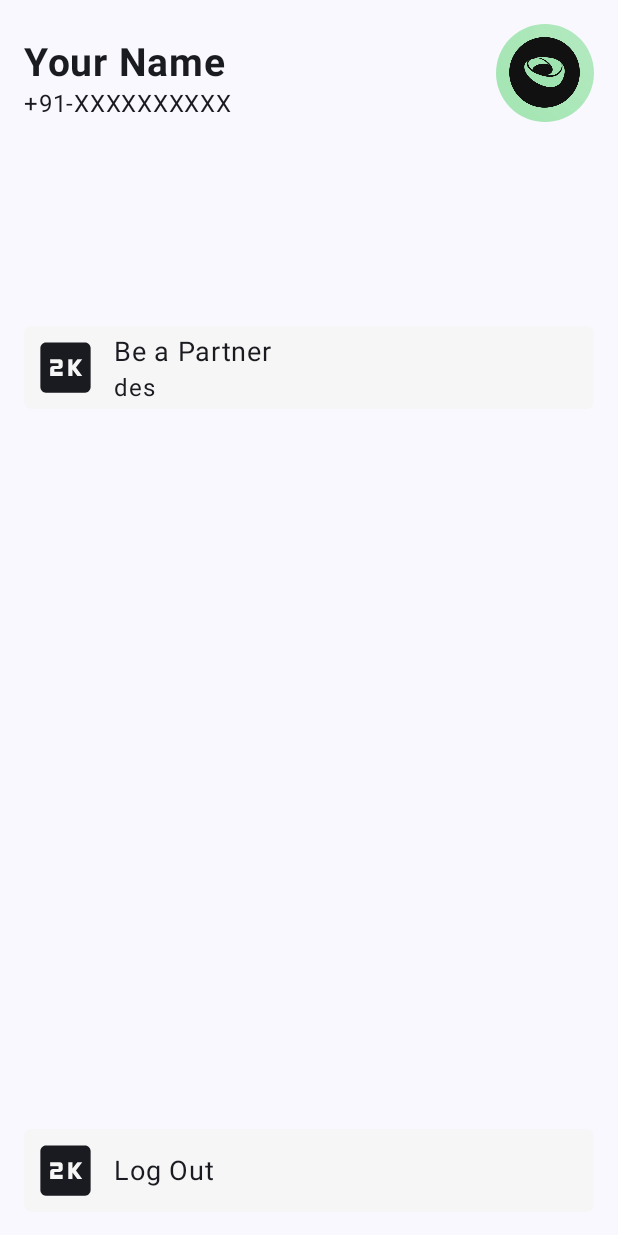
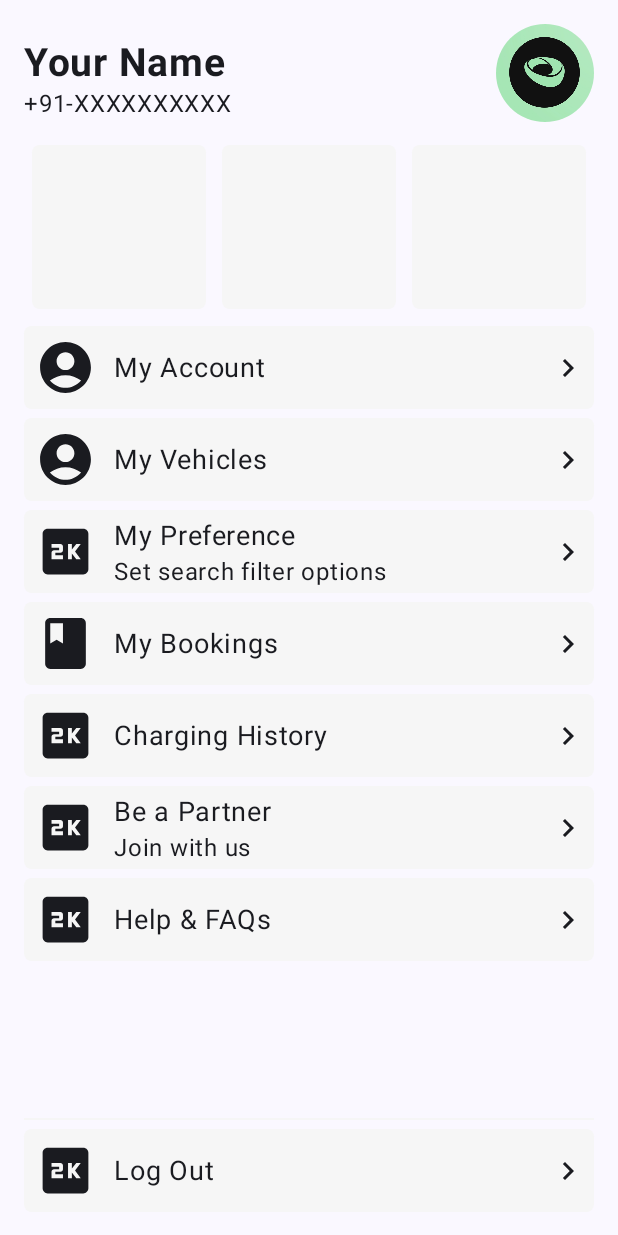
Before and after one commit to blazebizz/EvChargingAndroid, an Android app built with Jetpack Compose: the composable SideNavigationScreen shown on its own in the app's theme, on a phone screen of 412 x 824 dp. Run offline under Robolectric (Android 15) with nearby library versions, the phone set to English and light mode, and no system bars; our stand-ins replace Dagger/Hilt's generated code, Firebase (no records; nobody signed in at launch, a user with empty details on screens opened directly), accompanist.

Commit message:
changes in side navigation page

```diff
--- a/app/src/main/java/com/blaze/classicbeat/MainActivity.kt
+++ b/app/src/main/java/com/blaze/classicbeat/MainActivity.kt
@@ -108,7 +108,6 @@ fun MainActivityScreen(lifecycleScope: LifecycleCoroutineScope) {
             onUnAvailable = { isInternetAvailable.value = false },
             onLosing = { isInternetAvailable.value = false },
             onLost = { isInternetAvailable.value = false })
-
         Surface(
             modifier = Modifier.fillMaxSize(), color = MaterialTheme.colorScheme.background
         ) {
--- a/core/ui/src/main/java/com/blaze/core/ui/CoreUiViewModel.kt
+++ b/core/ui/src/main/java/com/blaze/core/ui/CoreUiViewModel.kt
@@ -11,7 +11,7 @@ import javax.inject.Inject
 
 @HiltViewModel
 class CoreUiViewModel @Inject constructor(): ViewModel(){
-    val isInternetAvailable: MutableState<Boolean> = mutableStateOf(false)
+    val isInternetAvailable: MutableState<Boolean> = mutableStateOf(true)
     internal val snackbarValue :MutableState<Pair<Boolean,String>> = mutableStateOf(Pair(false, ""))
     internal val toast :MutableState<String> = mutableStateOf( "Welcome")
 
--- /dev/null
+++ b/core/ui/src/main/java/com/blaze/core/ui/components/SideNavigationItem.kt
@@ -0,0 +1,67 @@
+package com.blaze.core.ui.components
+
+import androidx.compose.foundation.background
+import androidx.compose.foundation.clickable
+import androidx.compose.foundation.layout.Arrangement
+import androidx.compose.foundation.layout.Column
+import androidx.compose.foundation.layout.Row
+import androidx.compose.foundation.layout.Spacer
+import androidx.compose.foundation.layout.aspectRatio
+import androidx.compose.foundation.layout.fillMaxHeight
+import androidx.compose.foundation.layout.fillMaxWidth
+import androidx.compose.foundation.layout.height
+import androidx.compose.foundation.layout.padding
+import androidx.compose.foundation.layout.width
+import androidx.compose.foundation.shape.RoundedCornerShape
+import androidx.compose.material3.Icon
+import androidx.compose.material3.Text
+import androidx.compose.runtime.Composable
+import androidx.compose.ui.Alignment
+import androidx.compose.ui.Modifier
+import androidx.compose.ui.draw.clip
+import androidx.compose.ui.res.painterResource
+import androidx.compose.ui.unit.dp
+import androidx.compose.ui.unit.sp
+import com.blaze.core.ui.R
+import com.blaze.core.ui.ui.theme.SeaSalt
+
+@Composable
+fun SideNavigationItem(
+    image: Int, title: String, des: String = "", onClick: () -> Unit = {}
+) {
+    Row(
+        Modifier
+            .clickable { onClick() }
+            .fillMaxWidth()
+            .padding(top = 6.dp)
+            .height(55.dp)
+            .background(
+                SeaSalt, RoundedCornerShape(5.dp)
+            )
+//            .border(1.dp, color = MarbleWhite, RoundedCornerShape(5.dp))
+            .padding(5.dp), verticalAlignment = Alignment.CenterVertically) {
+        Icon(
+            painter = painterResource(id = image),
+            contentDescription = null,
+            modifier = Modifier
+                .padding(2.dp)
+                .fillMaxHeight()
+                .aspectRatio(1f)
+                .clip(RoundedCornerShape(5.dp))
+
+        )
+        Spacer(modifier = Modifier.width(10.dp))
+        Column(
+            Modifier
+                .fillMaxHeight()
+                .align(Alignment.CenterVertically),
+            verticalArrangement = Arrangement.Center
+        ) {
+            Text(text = title, fontSize = 18.sp)
+            if (des.isNotEmpty()) Text(text = des)
+        }
+        Spacer(modifier = Modifier.weight(1f))
+
+        Icon(painter = painterResource(id = R.drawable.arrow_right_24), contentDescription = null)
+    }
+}
--- /dev/null
+++ b/core/ui/src/main/res/drawable/arrow_right_24.xml
@@ -0,0 +1,5 @@
+<vector android:autoMirrored="true" android:height="24dp"
+    android:tint="#000000" android:viewportHeight="24"
+    android:viewportWidth="24" android:width="24dp" xmlns:android="http://schemas.android.com/apk/res/android">
+    <path android:fillColor="@android:color/white" android:pathData="M8.59,16.59L13.17,12 8.59,7.41 10,6l6,6 -6,6 -1.41,-1.41z"/>
+</vector>
--- /dev/null
+++ b/core/ui/src/main/res/drawable/baseline_account_circle_24.xml
@@ -0,0 +1,5 @@
+<vector android:height="24dp" android:tint="#000000"
+    android:viewportHeight="24" android:viewportWidth="24"
+    android:width="24dp" xmlns:android="http://schemas.android.com/apk/res/android">
+    <path android:fillColor="@android:color/white" android:pathData="M12,2C6.48,2 2,6.48 2,12s4.48,10 10,10s10,-4.48 10,-10S17.52,2 12,2zM12,6c1.93,0 3.5,1.57 3.5,3.5S13.93,13 12,13s-3.5,-1.57 -3.5,-3.5S10.07,6 12,6zM12,20c-2.03,0 -4.43,-0.82 -6.14,-2.88C7.55,15.8 9.68,15 12,15s4.45,0.8 6.14,2.12C16.43,19.18 14.03,20 12,20z"/>
+</vector>
--- /dev/null
+++ b/core/ui/src/main/res/drawable/baseline_book_24.xml
@@ -0,0 +1,5 @@
+<vector android:height="24dp" android:tint="#000000"
+    android:viewportHeight="24" android:viewportWidth="24"
+    android:width="24dp" xmlns:android="http://schemas.android.com/apk/res/android">
+    <path android:fillColor="@android:color/white" android:pathData="M18,2H6c-1.1,0 -2,0.9 -2,2v16c0,1.1 0.9,2 2,2h12c1.1,0 2,-0.9 2,-2V4c0,-1.1 -0.9,-2 -2,-2zM6,4h5v8l-2.5,-1.5L6,12V4z"/>
+</vector>
--- a/feature/dashboard/src/main/java/com/blaze/feature/dashboard/screen/sidenav/SideNavigationScreen.kt
+++ b/feature/dashboard/src/main/java/com/blaze/feature/dashboard/screen/sidenav/SideNavigationScreen.kt
@@ -26,6 +26,7 @@ import androidx.compose.material3.Icon
 import androidx.compose.material3.Text
 import androidx.compose.runtime.Composable
 import androidx.compose.ui.Alignment
+import androidx.compose.ui.Alignment.Companion.Center
 import androidx.compose.ui.Alignment.Companion.CenterVertically
 import androidx.compose.ui.Modifier
 import androidx.compose.ui.draw.clip
@@ -36,6 +37,7 @@ import androidx.compose.ui.unit.dp
 import androidx.compose.ui.unit.sp
 import androidx.navigation.NavController
 import com.blaze.core.ui.R
+import com.blaze.core.ui.components.SideNavigationItem
 import com.blaze.core.ui.ui.theme.SeaSalt
 import com.blaze.core.utils.navigation.DashboardRoute
 import com.blaze.core.utils.navigation.OnBoardingRoute
@@ -67,25 +69,90 @@ fun SideNavigationScreen(navController: NavController, viewModel: SideNavigation
             }
             Spacer(modifier = Modifier.weight(1f))
             Image(
-                painter = painterResource(id = R.drawable.logo_square), contentDescription = null,
+                painter = painterResource(id = R.drawable.logo_square),
+                contentDescription = null,
                 Modifier
                     .size(65.dp)
                     .clip(CircleShape)
             )
         }
 
-        Column(
-            Modifier.fillMaxWidth()
+        Row(
+            Modifier
+                .fillMaxWidth()
                 .height(120.dp)
-                ) {
+        ) {
 
-           Box(modifier = Modifier.padding(5.dp).background(SeaSalt, RoundedCornerShape(5.dp)).fillMaxHeight().weight(1f))
+            Box(
+                modifier = Modifier
+                    .padding(5.dp)
+                    .background(SeaSalt, RoundedCornerShape(5.dp))
+                    .fillMaxHeight()
+                    .weight(1f), contentAlignment = Center
+            ) {
+
+            }
+            Box(
+                modifier = Modifier
+                    .padding(5.dp)
+                    .background(SeaSalt, RoundedCornerShape(5.dp))
+                    .fillMaxHeight()
+                    .weight(1f), contentAlignment = Center
+            ) {
+
+            }
+            Box(
+                modifier = Modifier
+                    .padding(5.dp)
+                    .background(SeaSalt, RoundedCornerShape(5.dp))
+                    .fillMaxHeight()
+                    .weight(1f), contentAlignment = Center
+
+            ) {
+
+            }
+        }
+
+        SideNavigationItem(
+            image = R.drawable.baseline_account_circle_24,
+            title = "My Account",
+
+            ) {
+
+        }
+        SideNavigationItem(
+            image = R.drawable.baseline_account_circle_24,
+            title = "My Vehicles",
+
+            ) {
+
+        }
+        SideNavigationItem(
+            image = R.drawable.baseline_2k,
+            title = "My Preference",
+            des = "Set search filter options"
+        ) {
+
+        }
+
+        SideNavigationItem(
+            image = R.drawable.baseline_book_24,
+            title = "My Bookings",
+        ) {
+
         }
 
         SideNavigationItem(
             image = R.drawable.baseline_2k,
-            title = "Be a Partner",
-            des = "des"
+            title = "Charging History",
+        ) {
+
+        }
+
+
+
+        SideNavigationItem(
+            image = R.drawable.baseline_2k, title = "Be a Partner", des = "Join with us"
         ) {
             navController.navigate(OnBoardingRoute.OnBoardingScreen.route) {
                 popUpTo(DashboardRoute.SideNavigationScreen.route) {
@@ -94,10 +161,23 @@ fun SideNavigationScreen(navController: NavController, viewModel: SideNavigation
             }
         }
 
-        Spacer(modifier = Modifier.weight(1f))
         SideNavigationItem(
             image = R.drawable.baseline_2k,
-            title = "Log Out"
+            title = "Help & FAQs",
+        ) {
+
+        }
+
+
+        Spacer(modifier = Modifier.weight(1f))
+        Spacer(
+            modifier = Modifier
+                .height(1.dp)
+                .fillMaxWidth()
+                .background(SeaSalt)
+        )
+        SideNavigationItem(
+            image = R.drawable.baseline_2k, title = "Log Out"
         ) {
             viewModel.firebaseAuth.signOut()
             Toast.makeText(context, "User Log out", Toast.LENGTH_SHORT).show()
@@ -105,45 +185,3 @@ fun SideNavigationScreen(navController: NavController, viewModel: SideNavigation
         }
     }
 }
-
-
-@Composable
-fun SideNavigationItem(
-    image: Int,
-    title: String,
-    des: String= "",
-    onClick: () -> Unit = {}
-) {
-    Row(
-        Modifier
-            .clickable { onClick() }
-            .fillMaxWidth()
-            .padding(top = 6.dp)
-            .height(55.dp)
-            .background(
-                SeaSalt,
-                RoundedCornerShape(5.dp)
-            )
-//            .border(1.dp, color = MarbleWhite, RoundedCornerShape(5.dp))
-            .padding(5.dp),
-    ) {
-        Icon(
-            painter = painterResource(id = image), contentDescription = null,
-            modifier = Modifier
-                .fillMaxHeight()
-                .aspectRatio(1f)
-                .clip(RoundedCornerShape(5.dp))
-
-        )
-        Spacer(modifier = Modifier.width(10.dp))
-        Column(
-            Modifier
-                .fillMaxHeight()
-                .align(CenterVertically),
-            verticalArrangement = Arrangement.Center
-        ) {
-            Text(text = title, fontSize = 18.sp)
-            if (des.isNotEmpty()) Text(text = des)
-        }
-    }
-}
```
